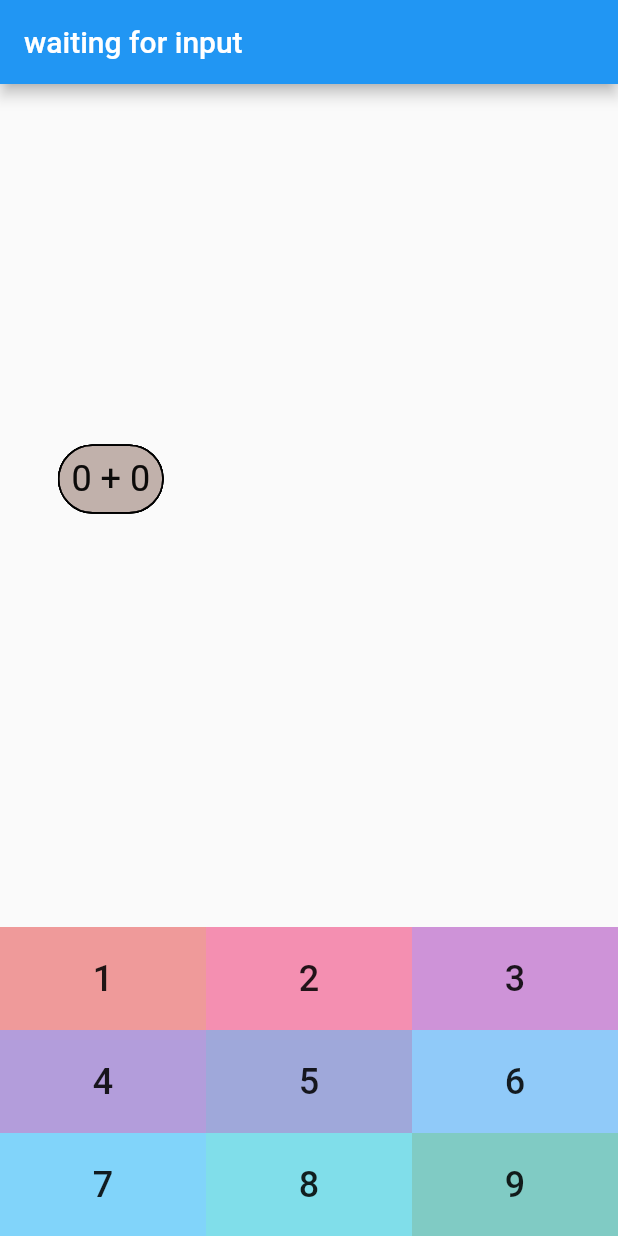
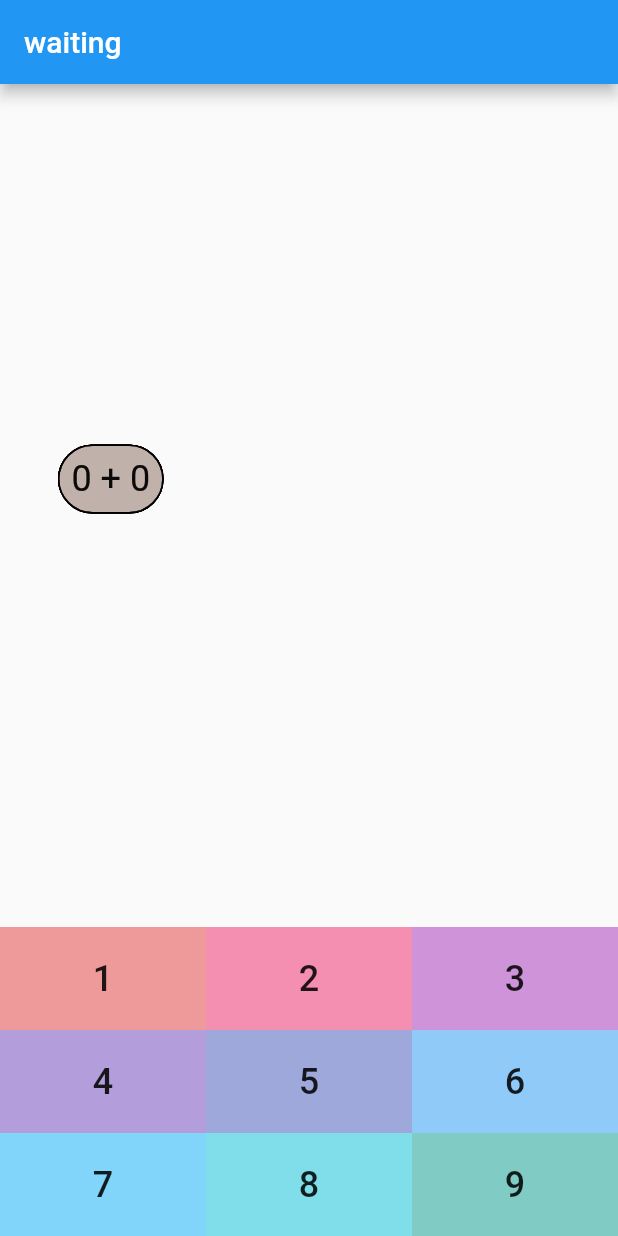
Before and after one commit to yunze-ola/Flutter-game, a Flutter app: the screen it shows after launch, on a phone screen of 412 x 824 dp. Run offline on Flutter 3.47's test engine with Material 2 defaults, Android fonts, the phone set to English and light mode, and no system bars.

Commit message:
change line 54

```diff
--- a/lib/main.dart
+++ b/lib/main.dart
@@ -53,7 +53,7 @@ class _MyHomePageState extends State<MyHomePage> {
           if (snapshot.hasData) {
             return Text("You entered: ${snapshot.data}");
           }
-          return Text("waiting for input");
+          return Text("waiting");
         },
       )),
       body: Stack(
```
